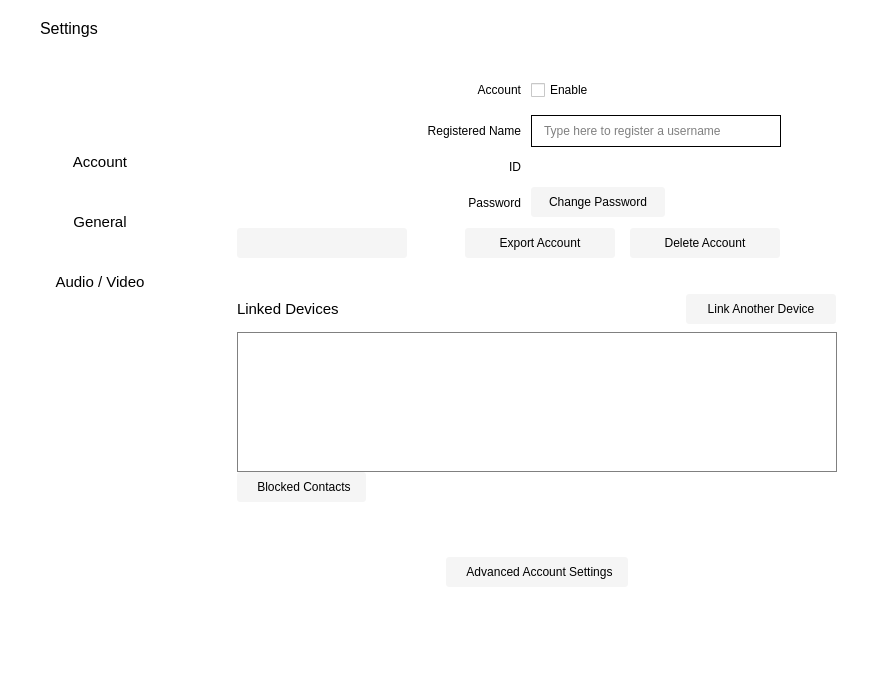
This is settingswidget.ui in savoirfairelinux/jami-client-windows as Qt 5 draws it before an edit. The edited form follows.
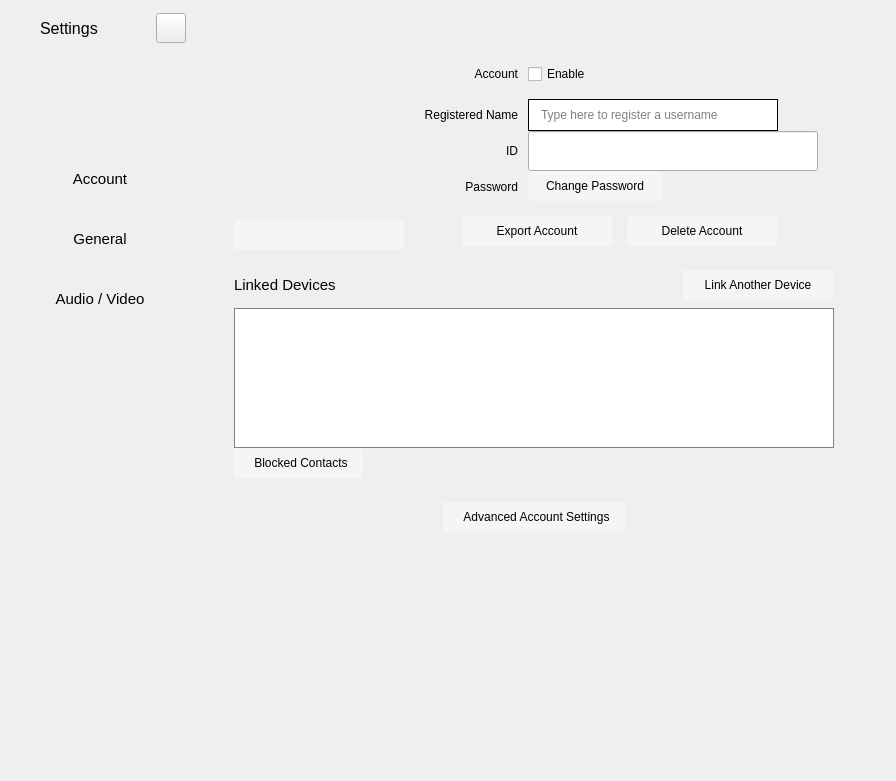
This is the edited form. The open tabs and pages were chosen to show the change. Icons and pictures are not drawn. Custom widgets are drawn as their Qt base class.

Commit message: ui: cleanup css, smartlist margin fixes, settings overhaul

Patch:
```diff
--- a/settingswidget.ui
+++ b/settingswidget.ui
@@ -7,14 +7,14 @@
     <x>0</x>
     <y>0</y>
     <width>896</width>
-    <height>682</height>
+    <height>781</height>
    </rect>
   </property>
   <property name="windowTitle">
    <string>Form</string>
   </property>
   <property name="styleSheet">
-   <string notr="true">background: white;</string>
+   <string notr="true"/>
   </property>
   <layout class="QHBoxLayout" name="horizontalLayout_3">
    <property name="spacing">
@@ -165,7 +165,7 @@
             </spacer>
            </item>
            <item>
-            <widget class="QPushButton" name="exitSettingsButton">
+            <widget class="QPushButton" name="btnExitSettings">
              <property name="minimumSize">
               <size>
                <width>30</width>
@@ -179,9 +179,7 @@
               </size>
              </property>
              <property name="styleSheet">
-              <string notr="true">QPushButton {background: white; border: 0px; border-radius: 8px;}
-QPushButton:hover {background: rgb(237,237, 237);  border: 0px; border-radius: 8px;}
-QPushButton:pressed {background: rgb(230,230, 230);  border: 0px; border-radius: 8px;}</string>
+              <string notr="true"/>
              </property>
              <property name="text">
               <string/>
@@ -424,7 +422,7 @@
             <string notr="true"/>
            </property>
            <property name="currentIndex">
-            <number>0</number>
+            <number>1</number>
            </property>
            <widget class="QWidget" name="generalSettings">
             <property name="sizePolicy">
@@ -675,7 +673,7 @@
                         </property>
                         <property name="icon">
                          <iconset>
-                          <normaloff>../../../.designer/backup/images/icons/round-folder-24px.svg</normaloff>../../../.designer/backup/images/icons/round-folder-24px.svg</iconset>
+                          <normaloff>../../../../.designer/backup/images/icons/round-folder-24px.svg</normaloff>../../../../.designer/backup/images/icons/round-folder-24px.svg</iconset>
                         </property>
                         <property name="iconSize">
                          <size>
@@ -797,7 +795,7 @@
                           </property>
                           <property name="icon">
                            <iconset>
-                            <normaloff>../../../.designer/backup/images/icons/round-folder-24px.svg</normaloff>../../../.designer/backup/images/icons/round-folder-24px.svg</iconset>
+                            <normaloff>../../../../.designer/backup/images/icons/round-folder-24px.svg</normaloff>../../../../.designer/backup/images/icons/round-folder-24px.svg</iconset>
                           </property>
                           <property name="iconSize">
                            <size>
@@ -1119,8 +1117,8 @@
                  <rect>
                   <x>0</x>
                   <y>0</y>
-                  <width>617</width>
-                  <height>580</height>
+                  <width>696</width>
+                  <height>781</height>
                  </rect>
                 </property>
                 <property name="styleSheet">
@@ -1147,6 +1145,9 @@
                    <property name="spacing">
                     <number>0</number>
                    </property>
+                   <property name="topMargin">
+                    <number>0</number>
+                   </property>
                    <item>
                     <spacer name="horizontalSpacer_6">
                      <property name="orientation">
@@ -1161,6 +1162,17 @@
                     </spacer>
                    </item>
                    <item>
+                    <layout class="QVBoxLayout" name="centralWidgetContainer">
+                     <property name="spacing">
+                      <number>0</number>
+                     </property>
+                     <property name="leftMargin">
+                      <number>0</number>
+                     </property>
+                     <property name="bottomMargin">
+                      <number>0</number>
+                     </property>
+                     <item>
                     <widget class="QWidget" name="centralWidget" native="true">
                      <property name="minimumSize">
                       <size>
@@ -1168,7 +1180,7 @@
                        <height>0</height>
                       </size>
                      </property>
-                     <layout class="QVBoxLayout" name="currentAccountSettingsScrollLayout" stretch="3,0,0,1,0,0,0,0,3,0,5">
+                       <layout class="QVBoxLayout" name="currentAccountSettingsScrollLayout" stretch="3,0,0,0,0,0,3,0,5">
                       <property name="spacing">
                        <number>0</number>
                       </property>
@@ -1190,12 +1202,12 @@
                          <enum>Qt::Vertical</enum>
                         </property>
                         <property name="sizeType">
-                         <enum>QSizePolicy::MinimumExpanding</enum>
+                           <enum>QSizePolicy::Fixed</enum>
                         </property>
                         <property name="sizeHint" stdset="0">
                          <size>
                           <width>20</width>
-                          <height>10</height>
+                            <height>40</height>
                          </size>
                         </property>
                        </spacer>
@@ -1221,6 +1233,9 @@
                             <property name="orientation">
                              <enum>Qt::Vertical</enum>
                             </property>
+                              <property name="sizeType">
+                               <enum>QSizePolicy::Fixed</enum>
+                              </property>
                             <property name="sizeHint" stdset="0">
                              <size>
                               <width>20</width>
@@ -1343,6 +1358,9 @@
                             <property name="orientation">
                              <enum>Qt::Vertical</enum>
                             </property>
+                              <property name="sizeType">
+                               <enum>QSizePolicy::Fixed</enum>
+                              </property>
                             <property name="sizeHint" stdset="0">
                              <size>
                               <width>20</width>
@@ -1845,7 +1863,7 @@
                                    <enum>Qt::RightToLeft</enum>
                                   </property>
                                   <property name="styleSheet">
-                                   <string notr="true">border: 0px; padding: 1px;</string>
+                                     <string notr="true"/>
                                   </property>
                                   <property name="text">
                                    <string/>
@@ -2062,19 +2080,6 @@
                         </property>
                        </spacer>
                       </item>
-                      <item>
-                       <spacer name="verticalSpacer_12">
-                        <property name="orientation">
-                         <enum>Qt::Vertical</enum>
-                        </property>
-                        <property name="sizeHint" stdset="0">
-                         <size>
-                          <width>20</width>
-                          <height>30</height>
-                         </size>
-                        </property>
-                       </spacer>
-                      </item>
                       <item>
                        <layout class="QHBoxLayout" name="horizontalLayout_66">
                         <property name="spacing">
@@ -2294,46 +2299,18 @@
                         </item>
                        </layout>
                       </item>
-                      <item>
-                       <widget class="QLabel" name="advancedSettingsOffsetLabel">
-                        <property name="sizePolicy">
-                         <sizepolicy hsizetype="Preferred" vsizetype="Fixed">
-                          <horstretch>0</horstretch>
-                          <verstretch>0</verstretch>
-                         </sizepolicy>
-                        </property>
-                        <property name="minimumSize">
-                         <size>
-                          <width>0</width>
-                          <height>4</height>
-                         </size>
-                        </property>
-                        <property name="maximumSize">
-                         <size>
-                          <width>16777215</width>
-                          <height>4</height>
-                         </size>
-                        </property>
-                        <property name="text">
-                         <string/>
-                        </property>
-                        <property name="textInteractionFlags">
-                         <set>Qt::NoTextInteraction</set>
-                        </property>
-                       </widget>
-                      </item>
                       <item>
                        <spacer name="verticalSpacer_10">
                         <property name="orientation">
                          <enum>Qt::Vertical</enum>
                         </property>
                         <property name="sizeType">
-                         <enum>QSizePolicy::MinimumExpanding</enum>
+                           <enum>QSizePolicy::Fixed</enum>
                         </property>
                         <property name="sizeHint" stdset="0">
                          <size>
                           <width>20</width>
-                          <height>10</height>
+                            <height>20</height>
                          </size>
                         </property>
                        </spacer>
@@ -2430,25 +2407,30 @@
                         <property name="sizeHint" stdset="0">
                          <size>
                           <width>20</width>
-                          <height>40</height>
+                            <height>0</height>
                          </size>
                         </property>
                        </spacer>
                       </item>
                      </layout>
                     </widget>
+                     </item>
+                     <item>
+                      <widget class="AdvancedSettingsWidget" name="advancedSettingsWidget" native="true"/>
+                     </item>
+                    </layout>
                    </item>
                    <item>
                     <widget class="QLabel" name="scrollBarLabel">
                      <property name="minimumSize">
                       <size>
-                       <width>4</width>
+                       <width>10</width>
                        <height>0</height>
                       </size>
                      </property>
                      <property name="maximumSize">
                       <size>
-                       <width>4</width>
+                       <width>10</width>
                        <height>16777215</height>
                       </size>
                      </property>
@@ -3152,6 +3134,12 @@
    <header>videowidget.h</header>
    <container>1</container>
   </customwidget>
+  <customwidget>
+   <class>AdvancedSettingsWidget</class>
+   <extends>QWidget</extends>
+   <header location="global">advancedsettingswidget.h</header>
+   <container>1</container>
+  </customwidget>
  </customwidgets>
  <resources/>
  <connections/>
```
Lines whose indentation alone changed are shown as unchanged. The commit also changes 17 other files.
